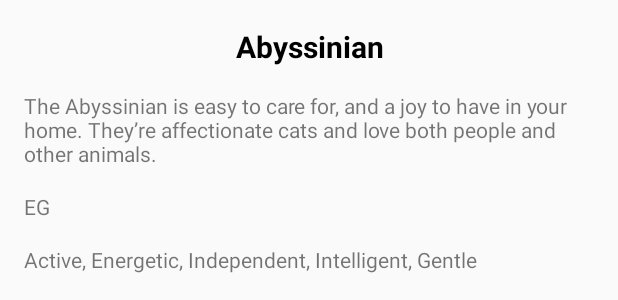
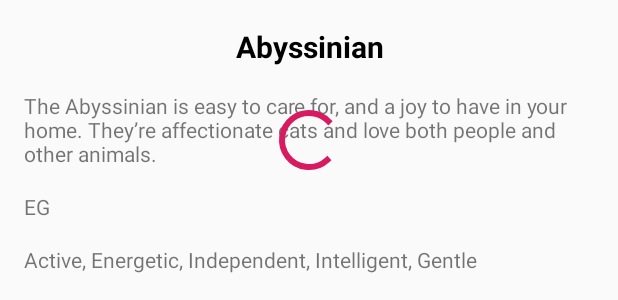
Before and after one commit to marasavanna/CatApp, an Android app: the layout fragment_breed_details.xml on its own in the app's theme, with its tools: preview values and no code run, on a phone screen of 412 x 824 dp. Shown: the part 478-778 px from the top of the screen. Run offline under Robolectric (Android 15) with nearby library versions, the phone set to English and light mode, and no system bars.

Commit message:
Make necessary calls for details

```diff
--- a/app/src/main/java/com/example/catapp/api/CatBreedApiService.kt
+++ b/app/src/main/java/com/example/catapp/api/CatBreedApiService.kt
@@ -12,6 +12,9 @@ interface CatBreedApiService {
     fun getCatBreedsAsync(@Query("page") pageIndex: Int,
                           @Query("limit") limit: Int): Deferred<MutableList<BreedDataItem>>
 
+    @GET("breeds/search")
+    fun findByBreedName(@Query("q") breedName: String): Deferred<MutableList<BreedDataItem>>
+
     @GET("images/search")
     fun getCatBreedImageAsync(
         @Query("breed_id") breedId: String
--- a/app/src/main/java/com/example/catapp/di/ViewModelModule.kt
+++ b/app/src/main/java/com/example/catapp/di/ViewModelModule.kt
@@ -1,6 +1,7 @@
 package com.example.catapp.di
 
 import com.example.catapp.api.CatBreedApiService
+import com.example.catapp.breed_details.BreedDetailsViewModel
 import com.example.catapp.repository.CatBreedsRepository
 import com.example.catapp.scenes.cat_breeds.CatBreedsViewModel
 import org.koin.androidx.viewmodel.dsl.viewModel
@@ -13,6 +14,7 @@ val viewModelModule = module {
     }
 
     viewModel { CatBreedsViewModel(get()) }
+    viewModel { BreedDetailsViewModel(get()) }
 }
 
 fun provideCatBreedsRepository(
--- a/app/src/main/java/com/example/catapp/utils/Constants.kt
+++ b/app/src/main/java/com/example/catapp/utils/Constants.kt
@@ -3,6 +3,6 @@ package com.example.catapp.utils
 class Constants {
 
     companion object {
-        const val paginationLimit = 5
+        const val paginationLimit = 10
     }
 }
--- a/app/src/main/res/layout/fragment_breed_details.xml
+++ b/app/src/main/res/layout/fragment_breed_details.xml
@@ -7,8 +7,8 @@
     <data>
 
         <variable
-            name="breedDetail"
-            type="com.example.catapp.scenes.breed_details.BreedDetailsWrapper" />
+            name="viewModel"
+            type="com.example.catapp.breed_details.BreedDetailsViewModel" />
     </data>
 
     <androidx.constraintlayout.widget.ConstraintLayout
@@ -25,7 +25,8 @@
 
         <ImageView
             android:id="@+id/image"
-            imageUrl="@{breedDetail.image}"
+            imageUrl="@{viewModel.catBreedDetail.image}"
+            isVisible="@{!viewModel.isLoading()}"
             android:layout_width="0dp"
             android:layout_height="@dimen/breed_details_image_height"
             android:scaleType="centerCrop"
@@ -38,12 +39,13 @@
         <TextView
             android:id="@+id/breed_name"
             style="@style/title"
+            isVisible="@{!viewModel.isLoading()}"
             android:layout_width="0dp"
             android:layout_height="wrap_content"
             android:layout_marginStart="@dimen/size_normal"
             android:layout_marginTop="@dimen/size_large"
             android:layout_marginEnd="@dimen/size_normal"
-            android:text="@{breedDetail.name}"
+            android:text="@{viewModel.catBreedDetail.name}"
             android:textAlignment="center"
             app:layout_constraintEnd_toEndOf="parent"
             app:layout_constraintStart_toStartOf="parent"
@@ -53,12 +55,13 @@
         <TextView
             android:id="@+id/breed_description"
             style="@style/body"
+            isVisible="@{!viewModel.isLoading()}"
             android:layout_width="0dp"
             android:layout_height="wrap_content"
             android:layout_marginStart="@dimen/size_normal"
             android:layout_marginTop="@dimen/size_normal"
             android:layout_marginEnd="@dimen/size_normal"
-            android:text="@{breedDetail.description}"
+            android:text="@{viewModel.catBreedDetail.description}"
             app:layout_constraintEnd_toEndOf="parent"
             app:layout_constraintStart_toStartOf="parent"
             app:layout_constraintTop_toBottomOf="@+id/breed_name"
@@ -67,12 +70,13 @@
         <TextView
             android:id="@+id/country_code"
             style="@style/body"
+            isVisible="@{!viewModel.isLoading()}"
             android:layout_width="0dp"
             android:layout_height="wrap_content"
             android:layout_marginStart="@dimen/size_normal"
             android:layout_marginTop="@dimen/size_normal"
             android:layout_marginEnd="@dimen/size_normal"
-            android:text="@{@string/breed_details_country_code(breedDetail.countryCode)}"
+            android:text="@{@string/breed_details_country_code(viewModel.catBreedDetail.countryCode)}"
             app:layout_constraintEnd_toEndOf="parent"
             app:layout_constraintStart_toStartOf="parent"
             app:layout_constraintTop_toBottomOf="@+id/breed_description"
@@ -81,12 +85,13 @@
         <TextView
             android:id="@+id/temperament"
             style="@style/body"
+            isVisible="@{!viewModel.isLoading()}"
             android:layout_width="0dp"
             android:layout_height="wrap_content"
             android:layout_marginStart="@dimen/size_normal"
             android:layout_marginTop="@dimen/size_normal"
             android:layout_marginEnd="@dimen/size_normal"
-            android:text="@{@string/breed_details_temperament(breedDetail.temperament)}"
+            android:text="@{@string/breed_details_temperament(viewModel.catBreedDetail.temperament)}"
             app:layout_constraintEnd_toEndOf="parent"
             app:layout_constraintStart_toStartOf="parent"
             app:layout_constraintTop_toBottomOf="@+id/country_code"
@@ -95,6 +100,7 @@
         <Button
             android:id="@+id/wiki_link"
             style="@style/link"
+            isVisible="@{!viewModel.isLoading()}"
             android:layout_width="wrap_content"
             android:layout_height="wrap_content"
             android:layout_marginStart="@dimen/size_normal"
@@ -106,5 +112,15 @@
             app:layout_constraintEnd_toEndOf="parent"
             app:layout_constraintStart_toStartOf="parent" />
 
+        <ProgressBar
+            android:id="@+id/loading_indicator"
+            isVisible="@{viewModel.isLoading()}"
+            android:layout_width="wrap_content"
+            android:layout_height="wrap_content"
+            app:layout_constraintBottom_toBottomOf="parent"
+            app:layout_constraintEnd_toEndOf="parent"
+            app:layout_constraintStart_toStartOf="parent"
+            app:layout_constraintTop_toTopOf="parent" />
+
     </androidx.constraintlayout.widget.ConstraintLayout>
 </layout>
--- a/app/src/main/res/layout/fragment_cat_breeds.xml
+++ b/app/src/main/res/layout/fragment_cat_breeds.xml
@@ -30,6 +30,7 @@
                 android:layout_height="match_parent"
                 android:focusable="false"
                 app:iconifiedByDefault="false"
+                isVisible="@{!viewModel.isLoading()}"
                 app:queryBackground="@android:color/transparent"
                 app:queryHint="Filter by country of origin" />
         </Toolbar>
@@ -41,6 +42,7 @@
             app:layout_constraintBottom_toBottomOf="parent"
             app:layout_constraintEnd_toEndOf="parent"
             app:layout_constraintHorizontal_bias="0.0"
+            isVisible="@{!viewModel.isLoading()}"
             app:layout_constraintStart_toStartOf="parent"
             app:layout_constraintTop_toBottomOf="@+id/toolbar"
             app:layout_constraintVertical_bias="0.0" />
@@ -49,6 +51,7 @@
             android:id="@+id/loading_indicator"
             android:layout_width="wrap_content"
             android:layout_height="wrap_content"
+            isVisible="@{viewModel.isLoading()}"
             app:layout_constraintBottom_toBottomOf="parent"
             app:layout_constraintEnd_toEndOf="@+id/cat_breeds"
             app:layout_constraintStart_toStartOf="@+id/cat_breeds"
```
Also changed, not shown: app/src/main/java/com/example/catapp/repository/CatBreedsRepository.kt (+34 -18 lines), app/src/main/java/com/example/catapp/scenes/breed_details/BreedDetailsFragment.kt (+31 -15 lines), app/src/main/java/com/example/catapp/scenes/breed_details/BreedDetailsViewModel.kt (+20 -1 lines), app/src/main/java/com/example/catapp/scenes/cat_breeds/CatBreedsFragment.kt (+28 -12 lines), app/src/main/java/com/example/catapp/scenes/cat_breeds/CatBreedsViewModel.kt (+1 -11 lines), app/src/main/res/navigation/main_navigation.xml (+6 -3 lines).
